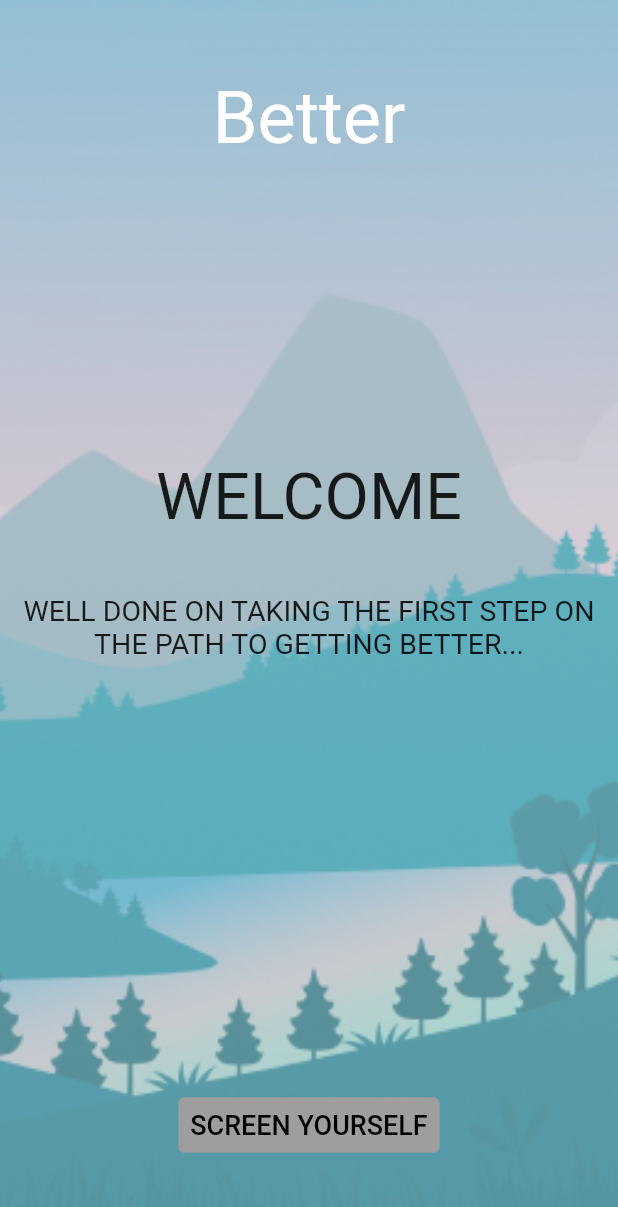
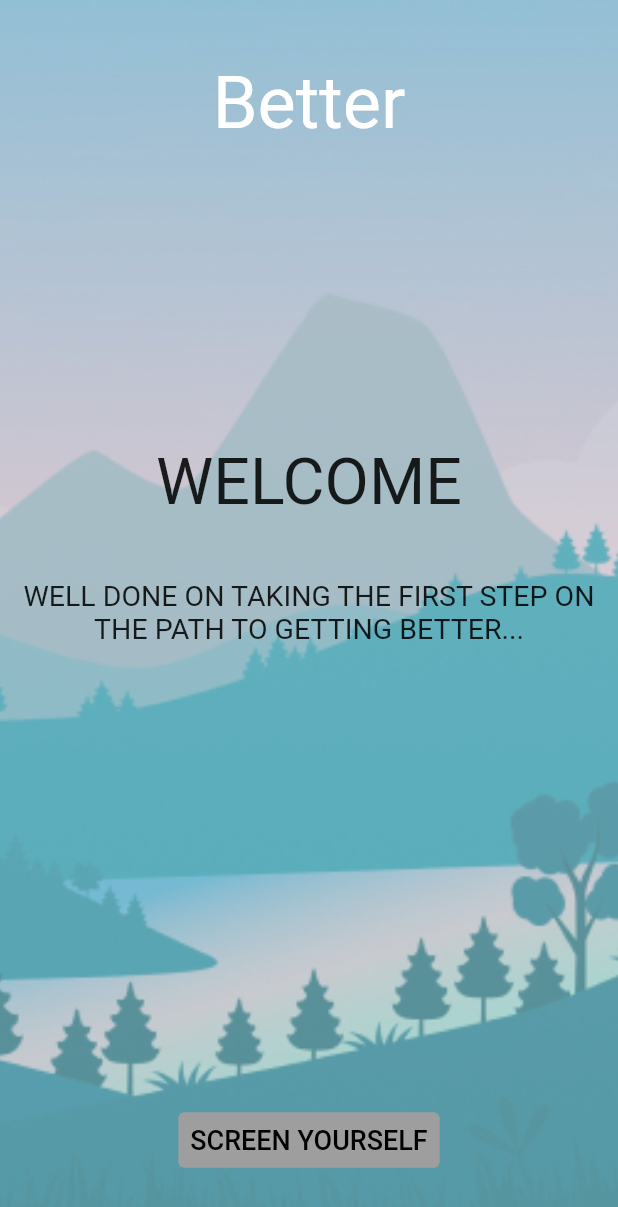
Before and after one commit to charlieblindsay/better, a Flutter app: the screen it shows after launch, on a phone screen of 412 x 824 dp. Shown: the top 1207 px of the screen. Run offline on Flutter 3.47's test engine with Material 2 defaults, Android fonts, the phone set to English and light mode, and no system bars; Roboto replaces fonts that are missing (Cherry, Sen).

Commit message:
Update constants.dart

```diff
--- a/lib/constants.dart
+++ b/lib/constants.dart
@@ -1,6 +1,6 @@
 import 'package:flutter/material.dart';
 
-EdgeInsets kPaddingContainer = EdgeInsets.symmetric(vertical: 50.0, horizontal: 15.0);
+EdgeInsets kPaddingContainer = EdgeInsets.symmetric(vertical: 40.0, horizontal: 15.0);
 EdgeInsets kPaddingHomeScreenWelcome = EdgeInsets.fromLTRB(0.0, 200.0, 0.0, 40.0);
 
 ///FontStyle
```
